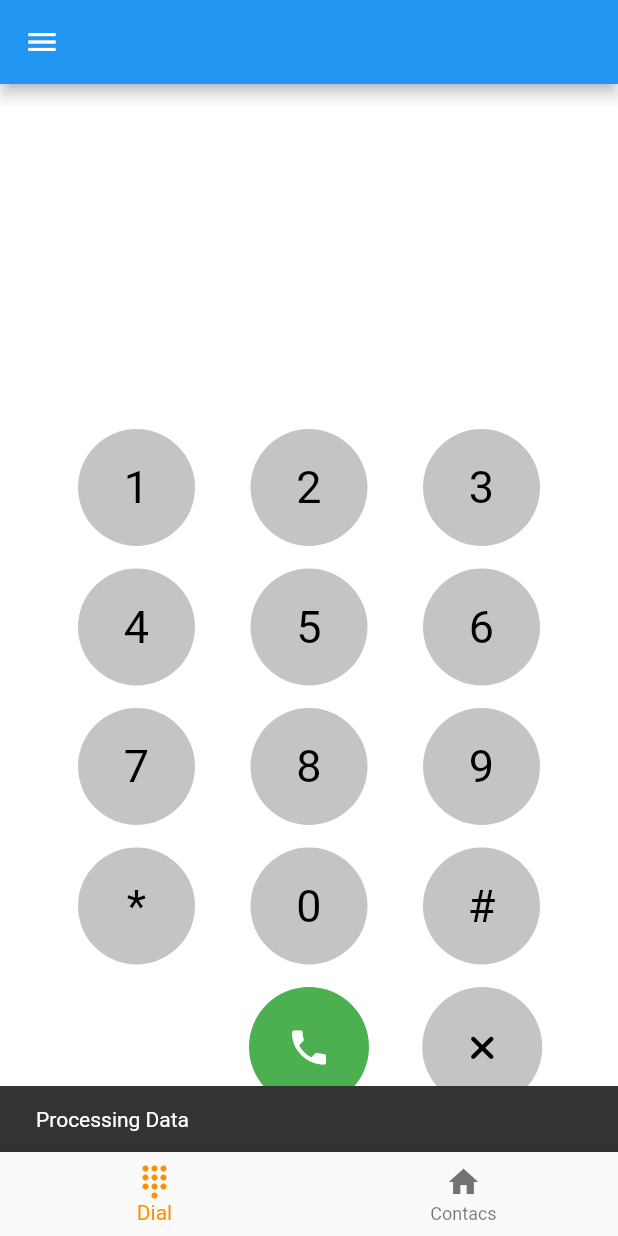
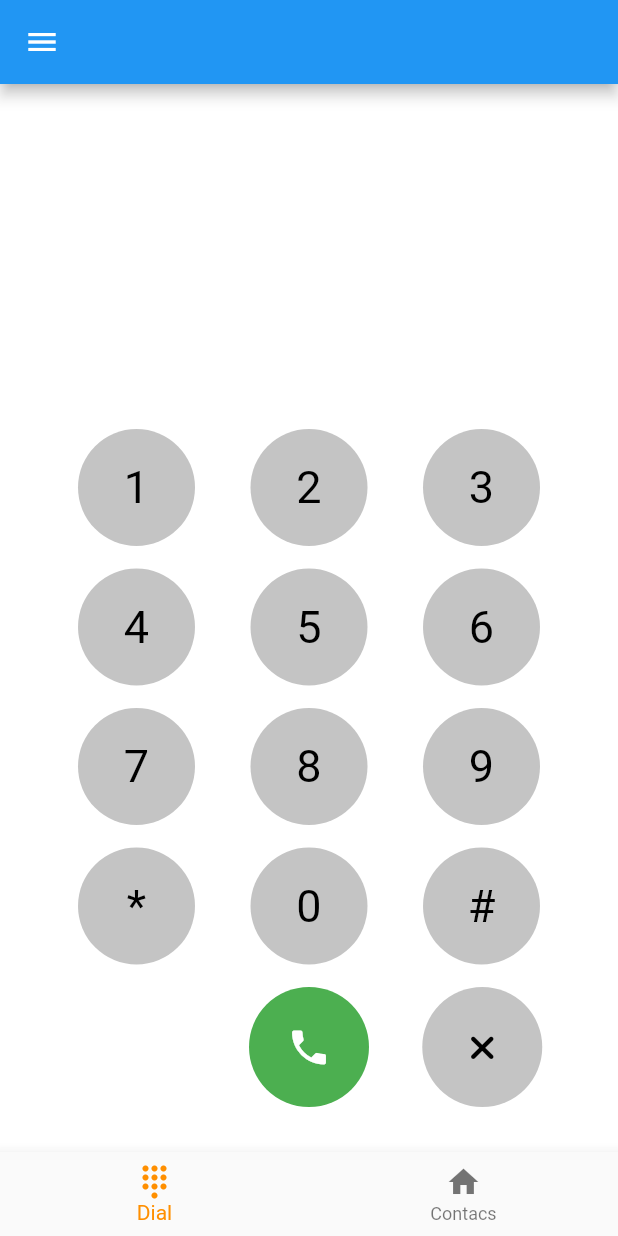
Before and after one commit to saklain71/bdcom_assignment_flutter, a Flutter app: the screen it shows after launch, after a tap on "Login", on a phone screen of 412 x 824 dp. Run offline on Flutter 3.47's test engine with Material 2 defaults, Android fonts, the phone set to English and light mode, and no system bars; our stand-ins replace flutter_rating_bar, font_awesome_flutter, permission_handler, sqflite; missing offline and left inert: fast_contacts; accounts and stored records are empty.

Commit message:
login process data removed

```diff
--- a/lib/ui/login_page.dart
+++ b/lib/ui/login_page.dart
@@ -207,10 +207,10 @@ class _LoginPageState extends State<LoginPage> {
                                   child: const Text('Login'),
                                   onPressed: () {
                                     // Validate returns true if the form is valid, or false otherwise.
-                                    if (_formKey.currentState!.validate()) {
-                                      ScaffoldMessenger.of(context).showSnackBar(
-                                        const SnackBar(content: Text('Processing Data')),
-                                      );
+                                   if (_formKey.currentState!.validate()) {
+                                    //  ScaffoldMessenger.of(context).showSnackBar(
+                                      //  const SnackBar(content: Text('Processing Data')),
+                                   //   );
                                       Navigator.push(
                                         context,
                                         MaterialPageRoute(builder: (context) =>  MainScreen()),
```
Also changed, not shown: lib/ui/contacs.dart (+5 -5 lines).
